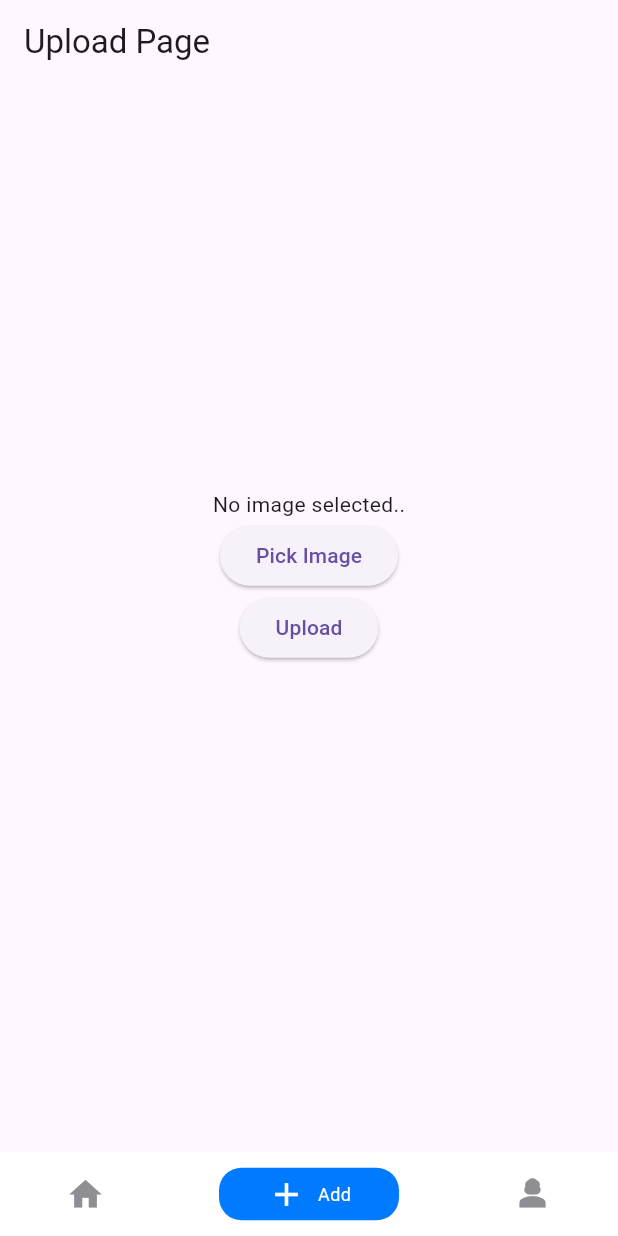
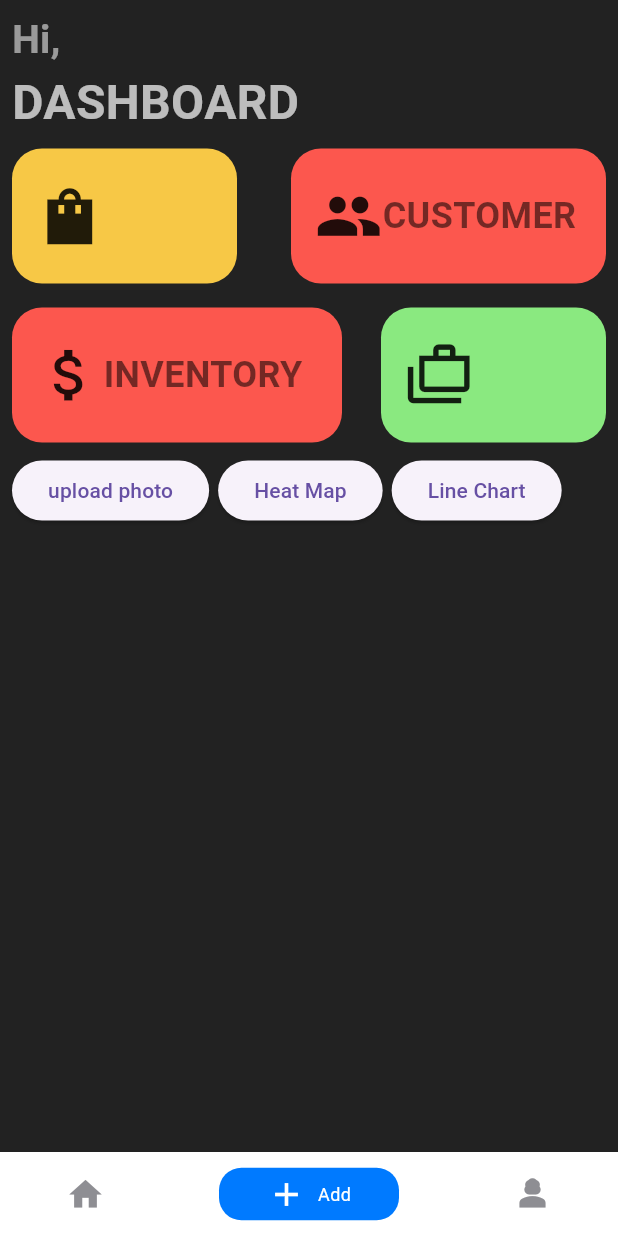
Before and after one commit to sthivar9/bexcel_app, a Flutter app: the screen it shows once a user with an empty profile is signed in, item 2 of the bottom bar chosen, on a phone screen of 412 x 824 dp. Run offline on Flutter 3.47's test engine with Material 3 defaults, Android fonts, the light colour scheme and no system bars; drawn by our look-alikes of persistent_bottom_nav_bar_v2; our stand-ins replace fl_chart, image_picker, supabase_flutter; missing offline and left inert: fl_heatmap; accounts and stored records are empty; network calls fail.

Commit message:
added many changes

```diff
--- a/lib/pages/home_page.dart
+++ b/lib/pages/home_page.dart
@@ -1,5 +1,6 @@
 import 'package:bexcel/main/note_page.dart';
 import 'package:bexcel/pages/profile_page.dart';
+import 'package:bexcel/pages/uploadHome.dart';
 import 'package:bexcel/storage/upload_page.dart';
 import 'package:flutter/material.dart';
 import 'package:persistent_bottom_nav_bar_v2/persistent_bottom_nav_bar_v2.dart';
@@ -30,7 +31,7 @@ class _HomePageState extends State<HomePage> {
           ),
         ),
         PersistentTabConfig(
-          screen: const UploadPage(),
+          screen: const AddHome(),
           item: ItemConfig(
             icon: Icon(Icons.add),
             title: "Add",
--- /dev/null
+++ b/lib/pages/uploadHome.dart
@@ -0,0 +1,132 @@
+import 'package:bexcel/pages/examplchart.dart';
+import 'package:bexcel/pages/examplestate.dart';
+import 'package:bexcel/storage/upload_page.dart';
+import 'package:bexcel/utils/Custom_Container_Button.dart';
+import 'package:bexcel/utils/custom_button.dart';
+import 'package:flutter/material.dart';
+import 'package:flutter/services.dart';
+
+class AddHome extends StatefulWidget {
+  const AddHome({super.key});
+
+  @override
+  State<AddHome> createState() => _AddHomeState();
+}
+
+class _AddHomeState extends State<AddHome> {
+  @override
+  Widget build(BuildContext context) {
+    SystemChrome.setSystemUIOverlayStyle(const SystemUiOverlayStyle(
+      statusBarColor: Colors.black, // Set the status bar color
+      statusBarIconBrightness:
+          Brightness.light, // Dark icons for light background
+    ));
+
+    return Scaffold(
+      body: SafeArea(
+        child: SingleChildScrollView(
+          child: Padding(
+            padding: const EdgeInsets.all(8.0),
+            child: Column(
+              crossAxisAlignment: CrossAxisAlignment.start,
+              children: [
+                const Text(
+                  "Hi,",
+                  style: TextStyle(
+                    color: Colors.white54,
+                    fontSize: 26,
+                    fontStyle: FontStyle.normal,
+                    fontWeight: FontWeight.bold,
+                  ),
+                ),
+                const Text(
+                  "DASHBOARD",
+                  style: TextStyle(
+                    color: Colors.white70,
+                    fontSize: 32,
+                    fontStyle: FontStyle.normal,
+                    fontWeight: FontWeight.bold,
+                  ),
+                ),
+                const Row(
+                  mainAxisAlignment: MainAxisAlignment.spaceBetween,
+                  children: [
+                    CustomContainerButton(
+                      bcolor: Color.fromARGB(255, 247, 200, 70),
+                      bwidth: 150,
+                      bheight: 90,
+                      bicon: Icons.shopping_bag_sharp,
+                      btext: "",
+                    ),
+                    CustomContainerButton(
+                      bcolor: Color.fromRGBO(252, 87, 78, 1),
+                      bwidth: 210,
+                      bheight: 90,
+                      bicon: Icons.people,
+                      btext: "CUSTOMER",
+                    ),
+                  ],
+                ),
+                const Row(
+                  mainAxisAlignment: MainAxisAlignment.spaceBetween,
+                  children: [
+                    CustomContainerButton(
+                      bcolor: Color.fromRGBO(252, 87, 78, 1),
+                      bwidth: 220,
+                      bheight: 90,
+                      bicon: Icons.attach_money,
+                      btext: "INVENTORY",
+                    ),
+                    CustomContainerButton(
+                      bcolor: Color.fromRGBO(138, 233, 128, 1),
+                      bwidth: 150,
+                      bheight: 90,
+                      bicon: Icons.cases_outlined,
+                      btext: "",
+                    ),
+                  ],
+                ),
+                Row(
+                  children: [
+                    CustomButton(
+                        text: "upload photo",
+                        onPressed: () {
+                          Navigator.push(
+                              context,
+                              MaterialPageRoute(
+                                  builder: (context) => const UploadPage()));
+                        }),
+                    const SizedBox(
+                      width: 6,
+                    ),
+                    CustomButton(
+                        text: "Heat Map",
+                        onPressed: () {
+                          Navigator.push(
+                              context,
+                              MaterialPageRoute(
+                                  builder: (context) => const Examplestate()));
+                        }),
+                    const SizedBox(
+                      width: 6,
+                    ),
+                    CustomButton(
+                        text: "Line Chart",
+                        onPressed: () {
+                          Navigator.push(
+                              context,
+                              MaterialPageRoute(
+                                  builder: (context) =>
+                                      const LineChartSample()));
+                        })
+                  ],
+                ),
+              ],
+            ),
+          ),
+        ),
+      ),
+      backgroundColor: Colors.black87,
+    );
+  }
+}
--- /dev/null
+++ b/lib/utils/Custom_Container_Button.dart
@@ -0,0 +1,56 @@
+import 'package:flutter/material.dart';
+
+class CustomContainerButton extends StatelessWidget {
+  const CustomContainerButton(
+      {super.key,
+      required this.bcolor,
+      required this.bwidth,
+      required this.bheight,
+      required this.bicon,
+      required this.btext});
+
+  final Color bcolor;
+  final double bwidth;
+  final double bheight;
+  final IconData bicon;
+  final String btext;
+
+  @override
+  Widget build(BuildContext context) {
+    return GestureDetector(
+      onTap: () {
+        print('Elevated Button Pressed');
+      },
+      child: Padding(
+        padding: const EdgeInsets.symmetric(vertical: 8),
+        child: Container(
+          height: bheight,
+          width: bwidth,
+          decoration: BoxDecoration(
+            borderRadius: BorderRadius.circular(20),
+            color: bcolor,
+          ),
+          child: Padding(
+            padding: const EdgeInsets.symmetric(horizontal: 16),
+            child: Row(
+              children: [
+                Icon(
+                  bicon,
+                  color: Colors.black87,
+                  size: 45,
+                ),
+                Text(
+                  btext,
+                  style: TextStyle(
+                      color: Colors.black54,
+                      fontSize: 24,
+                      fontWeight: FontWeight.bold),
+                )
+              ],
+            ),
+          ),
+        ),
+      ),
+    );
+  }
+}
--- /dev/null
+++ b/lib/utils/custom_button.dart
@@ -0,0 +1,16 @@
+import 'package:flutter/material.dart';
+
+class CustomButton extends StatelessWidget {
+  const CustomButton({super.key, required this.text, required this.onPressed});
+
+  final String text;
+  final VoidCallback onPressed;
+
+  @override
+  Widget build(BuildContext context) {
+    return ElevatedButton(
+      onPressed: onPressed,
+      child: Text(text),
+    );
+  }
+}
--- a/pubspec.yaml
+++ b/pubspec.yaml
@@ -38,6 +38,8 @@ dependencies:
   supabase_flutter: ^2.8.3
   image_picker: ^1.1.2
   persistent_bottom_nav_bar_v2: ^5.3.1
+  fl_heatmap: ^0.4.5
+  fl_chart: ^0.68.0
 
 dev_dependencies:
   flutter_test:
```
Also changed, not shown: lib/pages/examplchart.dart (added, +52 -0 lines), lib/pages/examplestate.dart (added, +110 -0 lines), pubspec.lock.
